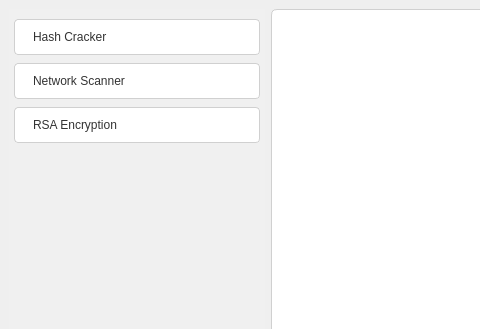
This is src/frontend/src/mainwindow.ui in Mr-Robotiko/Gilfi as Qt 5 draws it before an edit; both pictures show x 0 to 480 and y 0 to 329 of the 800 by 600 pixel window. The edited form follows.
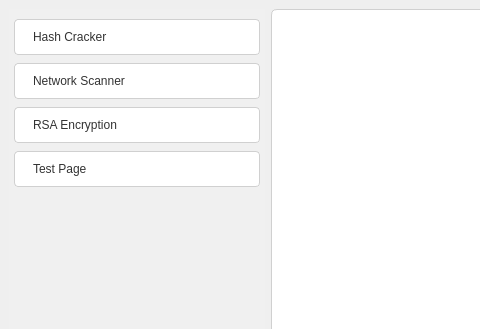
This is the edited form.

Diff of the .ui file:
```diff
--- a/src/frontend/src/mainwindow.ui
+++ b/src/frontend/src/mainwindow.ui
@@ -16,6 +16,7 @@
   <property name="styleSheet">
    <string notr="true">QLineEdit {
     padding: 5px;
+    color: #000000;
     border: 1px solid #b0b0b0;
     border-radius: 4px;
     background-color: #f7f7f7; 
@@ -100,6 +101,11 @@
         <string>RSA Encryption</string>
        </property>
       </item>
+      <item>
+       <property name="text">
+        <string>Test Page</string>
+       </property>
+      </item>
      </widget>
     </item>
     <item>
```
Left out of the diff: 4 changed lines with no effect on the pictures.
